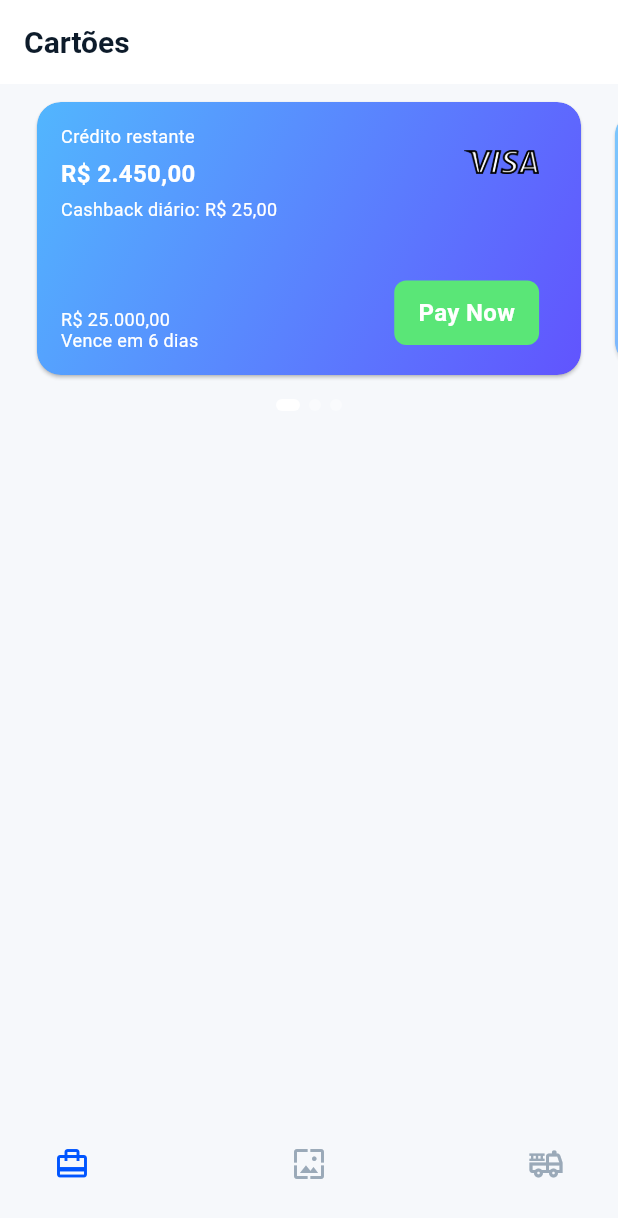
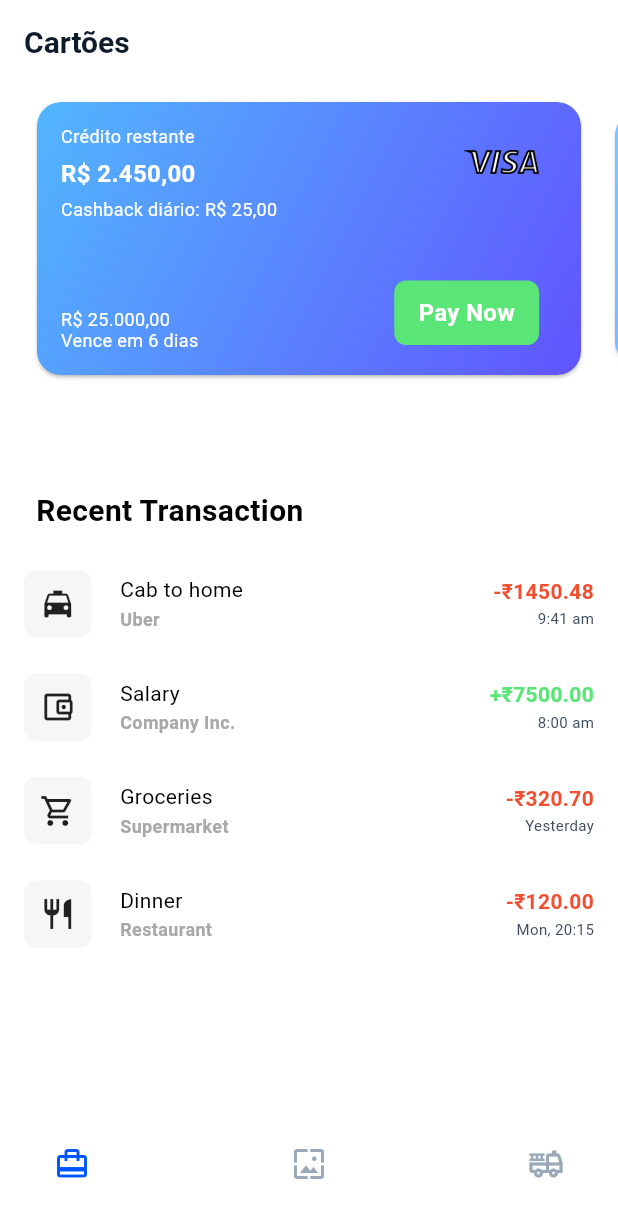
Before and after one commit to smborgesMobile/flutter_playground, a Flutter app: the screen it shows after launch, after a tap on "Cartoes", on a phone screen of 412 x 824 dp. Shown: the top 1218 px of the screen. Run offline on Flutter 3.47's test engine with Material 3 defaults, Android fonts, the phone set to English and light mode, and no system bars; our stand-ins replace bloc, equatable, flutter_bloc, shared_preferences.

Commit message:
Add ExpenseItem and ExpensesList widgets; update MyCardScreen layout with recent transactions

```diff
--- a/lib/features/cards/screens/my_card_screen/my_card_screen.dart
+++ b/lib/features/cards/screens/my_card_screen/my_card_screen.dart
@@ -1,16 +1,53 @@
 import 'package:flutter/material.dart';
 import 'package:flutter_playground/features/cards/widgets/bank_card.dart';
 import 'package:flutter_playground/features/cards/widgets/bank_card_carousel.dart';
+import 'package:flutter_playground/features/cards/widgets/expense_item.dart';
+import 'package:flutter_playground/features/cards/widgets/text_header.dart';
 
 class MyCardScreen extends StatelessWidget {
   const MyCardScreen({super.key});
 
   @override
   Widget build(BuildContext context) {
-    return Column(
-      crossAxisAlignment: CrossAxisAlignment.stretch,
-      children: [
-        BankCardCarousel(
+    final expenses = <ExpenseItem>[
+      const ExpenseItem(
+        title: 'Cab to home',
+        subtitle: 'Uber',
+        amount: 1450.48,
+        isCredit: false, // debit
+        time: '9:41 am',
+        leadingIcon: Icons.local_taxi,
+      ),
+      const ExpenseItem(
+        title: 'Salary',
+        subtitle: 'Company Inc.',
+        amount: 7500.00,
+        isCredit: true, // credit
+        time: '8:00 am',
+        leadingIcon: Icons.account_balance_wallet_outlined,
+      ),
+      const ExpenseItem(
+        title: 'Groceries',
+        subtitle: 'Supermarket',
+        amount: 320.70,
+        isCredit: false, // debit
+        time: 'Yesterday',
+        leadingIcon: Icons.local_grocery_store_outlined,
+      ),
+      const ExpenseItem(
+        title: 'Dinner',
+        subtitle: 'Restaurant',
+        amount: 120.00,
+        isCredit: false,
+        time: 'Mon, 20:15',
+        leadingIcon: Icons.restaurant_outlined,
+      ),
+    ];
+
+    return CustomScrollView(
+      slivers: [
+        SliverToBoxAdapter(
+          child: BankCardCarousel(
             height: 190,
             viewportFraction: 0.9,
             onPageChanged: (i) => debugPrint('Selected card index: $i'),
@@ -41,6 +78,15 @@
               ),
             ],
           ),
+        ),
+        const SliverToBoxAdapter(child: SizedBox(height: 16)),
+        const SliverToBoxAdapter(child: TextHeader(title: 'Recent Transaction')),
+        const SliverToBoxAdapter(child: SizedBox(height: 16)),
+        SliverList.builder(
+          itemCount: expenses.length,
+          itemBuilder: (context, index) => expenses[index],
+        ),
+        const SliverToBoxAdapter(child: SizedBox(height: 16)),
       ],
     );
   }
--- /dev/null
+++ b/lib/features/cards/widgets/expense_item.dart
@@ -0,0 +1,88 @@
+import 'package:flutter/material.dart';
+import 'package:flutter_playground/themes/fonts.dart';
+
+class ExpenseItem extends StatelessWidget {
+  const ExpenseItem({
+    super.key,
+    required this.title,
+    required this.subtitle,
+    required this.amount,
+    required this.isCredit,
+    required this.time,
+    required this.leadingIcon,
+  });
+
+  final String title;
+  final String subtitle;
+  final double amount;
+  final bool isCredit;
+  final String time;
+  final IconData leadingIcon;
+
+  @override
+  Widget build(BuildContext context) {
+    final amountStyle = isCredit
+        ? AppTypography.amountCredit
+        : AppTypography.amountDebit;
+    final sign = isCredit ? '+' : '-';
+
+    return Padding(
+      padding: const EdgeInsets.symmetric(horizontal: 16, vertical: 12),
+      child: Row(
+        crossAxisAlignment: CrossAxisAlignment.center,
+        children: [
+          Container(
+            width: 45,
+            height: 45,
+            alignment: Alignment.center,
+            decoration: BoxDecoration(
+              color: const Color(0xFFF6F6F6),
+              borderRadius: BorderRadius.circular(8),
+            ),
+            child: Icon(leadingIcon, size: 24, color: Colors.black87),
+          ),
+
+          const SizedBox(width: 19),
+
+          Expanded(
+            flex: 3,
+            child: Column(
+              crossAxisAlignment: CrossAxisAlignment.start,
+              mainAxisSize: MainAxisSize.min,
+              children: [
+                Text(
+                  title,
+                  style: AppTypography.expenseTitle,
+                  maxLines: 1,
+                  overflow: TextOverflow.ellipsis,
+                ),
+                const SizedBox(height: 4),
+                Text(
+                  subtitle,
+                  style: AppTypography.expenseSubtitle,
+                  maxLines: 1,
+                  overflow: TextOverflow.ellipsis,
+                ),
+              ],
+            ),
+          ),
+
+          const SizedBox(width: 12),
+
+          Expanded(
+            flex: 2,
+            child: Column(
+              crossAxisAlignment: CrossAxisAlignment.end,
+              mainAxisSize: MainAxisSize.min,
+              children: [
+                Text('$sign₹${amount.toStringAsFixed(2)}', style: amountStyle),
+                const SizedBox(height: 4),
+                Text(time, style: AppTypography.expenseTime),
+              ],
+            ),
+          ),
+        ],
+      ),
+    );
+  }
+}
--- /dev/null
+++ b/lib/features/cards/widgets/expenses_list.dart
@@ -0,0 +1,32 @@
+import 'package:flutter/material.dart';
+
+import 'expense_item.dart';
+
+class ExpensesList extends StatelessWidget {
+  const ExpensesList({
+    super.key,
+    required this.items,
+    this.separatorHeight = 4,
+    this.padding = EdgeInsets.zero,
+    this.shrinkWrap = false,
+    this.physics,
+  });
+
+  final List<ExpenseItem> items;
+  final double separatorHeight;
+  final EdgeInsetsGeometry padding;
+  final bool shrinkWrap;
+  final ScrollPhysics? physics;
+
+  @override
+  Widget build(BuildContext context) {
+    return ListView.separated(
+      padding: padding,
+      shrinkWrap: shrinkWrap,
+      physics: physics,
+      itemCount: items.length,
+      separatorBuilder: (_, __) => SizedBox(height: separatorHeight),
+      itemBuilder: (context, index) => items[index],
+    );
+  }
+}
--- /dev/null
+++ b/lib/features/cards/widgets/text_header.dart
@@ -0,0 +1,18 @@
+import 'package:flutter/material.dart';
+import 'package:flutter_playground/themes/fonts.dart';
+
+class TextHeader extends StatelessWidget {
+  final String title;
+  const TextHeader({super.key, required this.title});
+
+  @override
+  Widget build(BuildContext context) {
+    return Padding(
+      padding: const EdgeInsets.only(left: 24, top: 30),
+      child: Text(
+        title,
+        style: AppTypography.header
+      ),
+    );
+  }
+}
--- a/lib/themes/bank_theme.dart
+++ b/lib/themes/bank_theme.dart
@@ -12,7 +12,7 @@
   static const Color accentVariant = Color(0xFF00A187);
 
   // Backgrounds & surfaces
-  static const Color background = Color(0xFFF6F8FB); // light neutral
+  static const Color background = Color.fromARGB(255, 255, 255, 255); // light neutral
   static const Color surface = Color(0xFFFFFFFF);
 
   // Greys / neutrals
--- a/lib/themes/fonts.dart
+++ b/lib/themes/fonts.dart
@@ -55,4 +55,41 @@
     fontWeight: FontWeight.normal,
     color: Colors.white,
   );
+
+    static const TextStyle header = TextStyle(
+    fontSize: 20,
+    fontWeight: FontWeight.bold,
+    color: Colors.black,
+  );
+
+  // --- Expense item specific styles ---
+  static const TextStyle expenseTitle = TextStyle(
+    fontSize: 14,
+    fontWeight: FontWeight.w400, // regular
+    color: Colors.black,
+  );
+
+  static const TextStyle expenseSubtitle = TextStyle(
+    fontSize: 12,
+    fontWeight: FontWeight.w700, // bold
+    color: Color(0xFFA8A8A8),
+  );
+
+  static const TextStyle amountCredit = TextStyle(
+    fontSize: 14,
+    fontWeight: FontWeight.w700,
+    color: Color(0xFF5AE677),
+  );
+
+  static const TextStyle amountDebit = TextStyle(
+    fontSize: 14,
+    fontWeight: FontWeight.w700,
+    color: Color(0xFFF24E30),
+  );
+
+  static const TextStyle expenseTime = TextStyle(
+    fontSize: 10,
+    fontWeight: FontWeight.w400, // regular
+    color: AppColors.textSecondary,
+  );
 }
```
Lines whose indentation alone changed are shown as unchanged.
